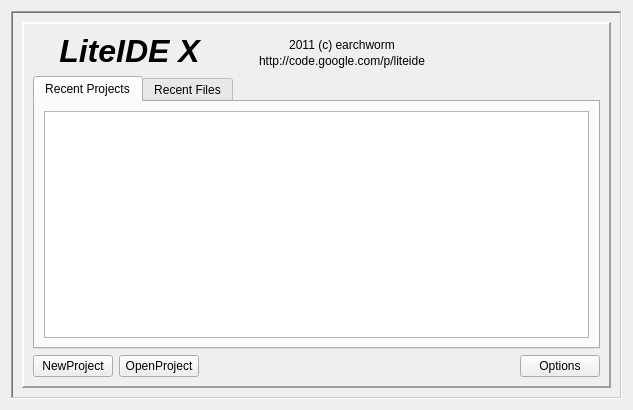
Before: the Qt Designer form liteidex/src/plugins/welcome/welcomewidget.ui in seanxyh/liteide, drawn with Qt 5.
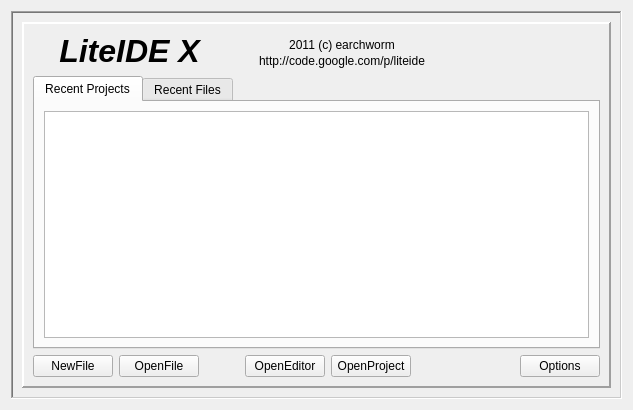
After: the same form once the commit is applied. Icons and pictures are not drawn.

Diff of the .ui file:
```diff
--- a/liteidex/src/plugins/welcome/welcomewidget.ui
+++ b/liteidex/src/plugins/welcome/welcomewidget.ui
@@ -197,7 +197,37 @@
             <item>
              <widget class="QPushButton" name="newProjectButton">
               <property name="text">
-               <string>NewProject</string>
+               <string>NewFile</string>
+              </property>
+             </widget>
+            </item>
+            <item>
+             <widget class="QPushButton" name="openFileButton">
+              <property name="text">
+               <string>OpenFile</string>
+              </property>
+             </widget>
+            </item>
+            <item>
+             <spacer name="horizontalSpacer_4">
+              <property name="orientation">
+               <enum>Qt::Horizontal</enum>
+              </property>
+              <property name="sizeType">
+               <enum>QSizePolicy::Preferred</enum>
+              </property>
+              <property name="sizeHint" stdset="0">
+               <size>
+                <width>40</width>
+                <height>20</height>
+               </size>
+              </property>
+             </spacer>
+            </item>
+            <item>
+             <widget class="QPushButton" name="openEditorButton">
+              <property name="text">
+               <string>OpenEditor</string>
               </property>
              </widget>
             </item>
```
Left out of the diff: 2 changed lines with no effect on the pictures.
